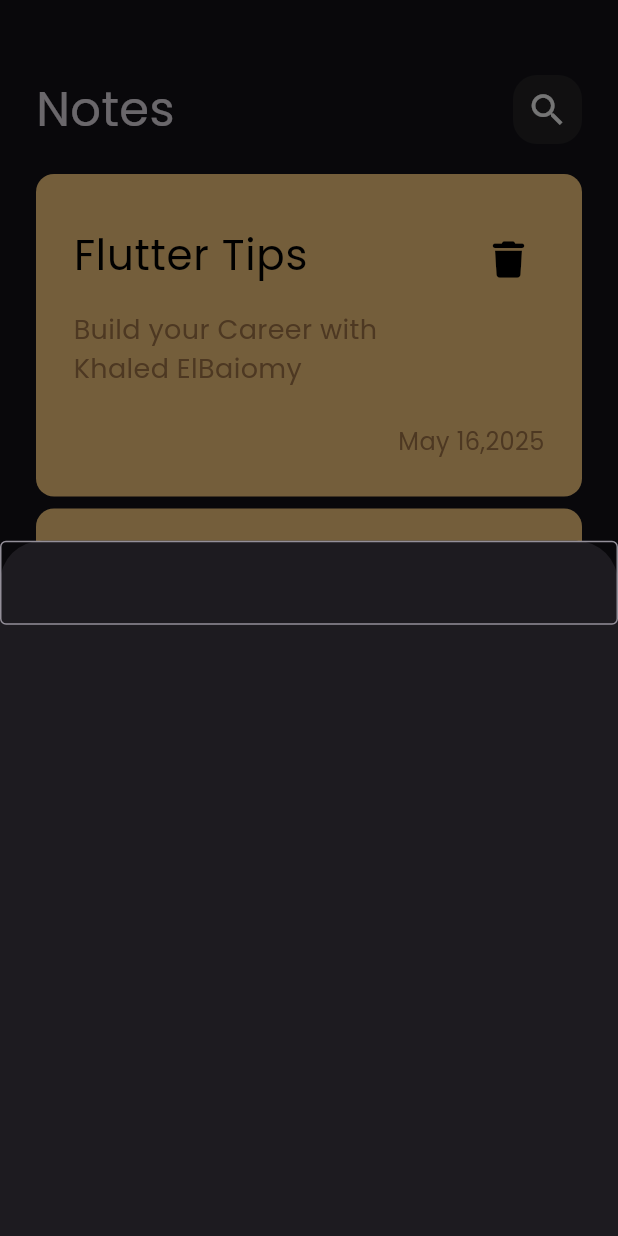
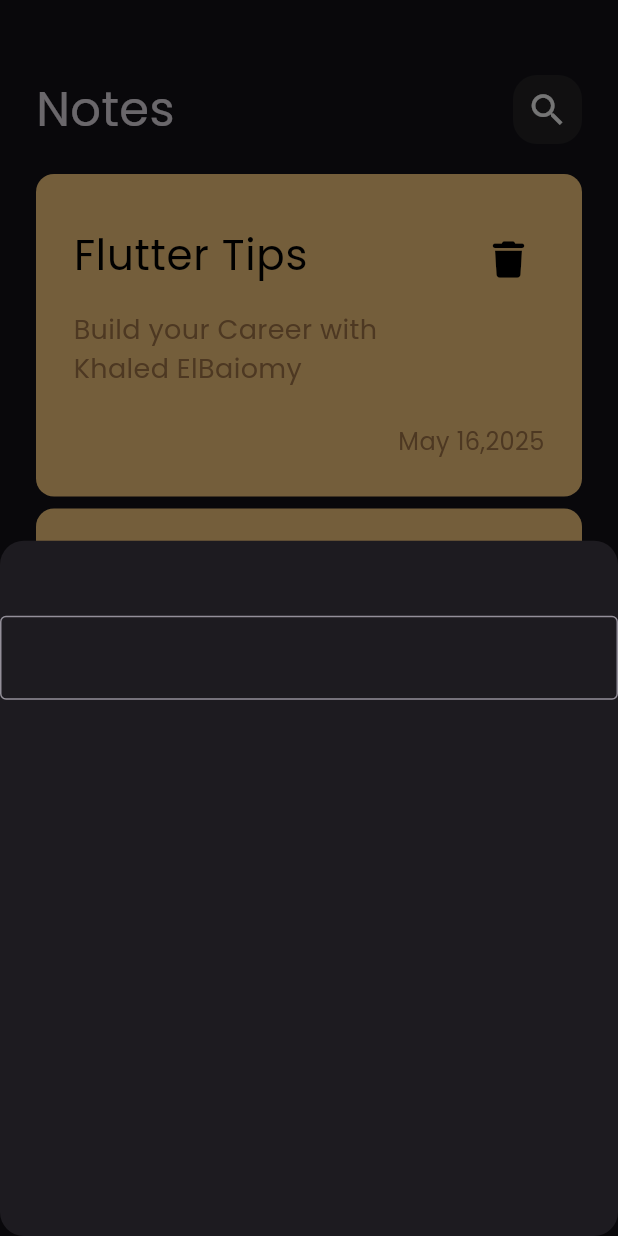
Before and after one commit to khaled-elbaiomy/notes_app, a Flutter app: the screen it shows after launch, after a tap on the "add" icon, on a phone screen of 412 x 824 dp. Run offline on Flutter 3.47's test engine with Material 3 defaults, Android fonts, the phone set to English and light mode, and no system bars; our stand-ins replace font_awesome_flutter.

Commit message:
add border radius to bottom sheet

```diff
--- a/lib/views/notes_view.dart
+++ b/lib/views/notes_view.dart
@@ -11,10 +11,14 @@ class NotesView extends StatelessWidget {
       floatingActionButton: FloatingActionButton(
         onPressed: () {
           showModalBottomSheet(
-              context: context,
-              builder: (context) {
-                return AddNoteSheetBottom();
-              });
+            shape: RoundedRectangleBorder(
+              borderRadius: BorderRadius.circular(16),
+            ),
+            context: context,
+            builder: (context) {
+              return AddNoteSheetBottom();
+            },
+          );
         },
         backgroundColor: Color(0xff68EBD8),
         shape: CircleBorder(),
--- a/lib/widgets/add_note_sheet_bottom.dart
+++ b/lib/widgets/add_note_sheet_bottom.dart
@@ -7,6 +7,9 @@ class AddNoteSheetBottom extends StatelessWidget {
   Widget build(BuildContext context) {
     return Column(
       children: [
+        SizedBox(
+          height: 50,
+        ),
         TextField(
           decoration: InputDecoration(
             border: OutlineInputBorder(
```
Also changed, not shown: pubspec.lock, 125 other files.
